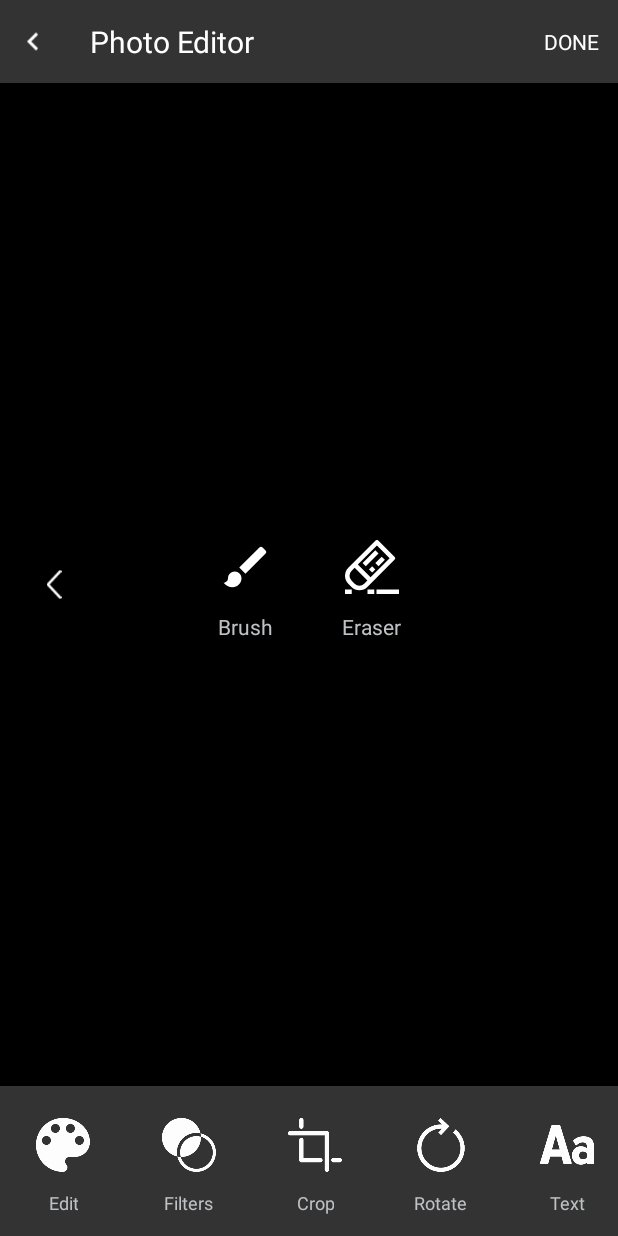
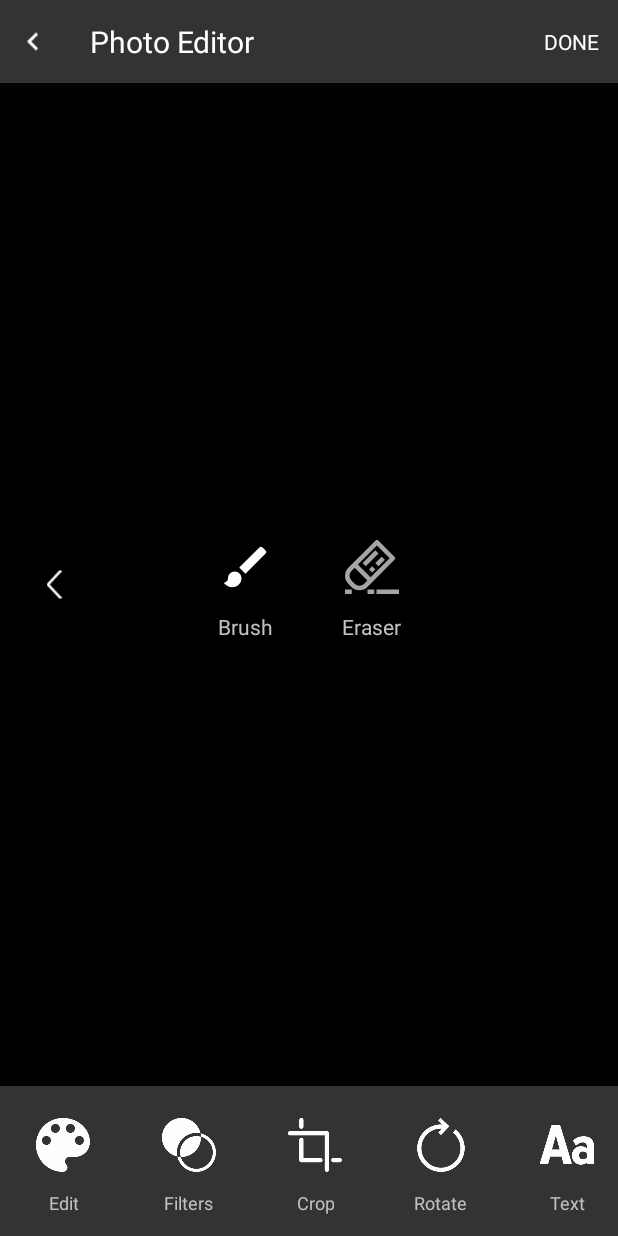
Before and after one commit to iamutkarshtiwari/Ananas, an Android app: the fragment PaintFragment placed in its activity, on a phone screen of 412 x 824 dp. Run offline under Robolectric (Android 15) with nearby library versions, the phone set to English and light mode, and no system bars; our stand-ins replace RxJava; libraries missing offline, so code that uses them is left out: com.theartofdev.edmodo; plain views replace CropImageView; 1 statement that could not run was skipped.

Commit message:
Add eraser toggle

```diff
--- a/ananas/src/main/java/iamutkarshtiwari/github/io/ananas/editimage/fragment/paint/PaintFragment.java
+++ b/ananas/src/main/java/iamutkarshtiwari/github/io/ananas/editimage/fragment/paint/PaintFragment.java
@@ -9,6 +9,7 @@ import android.os.Bundle;
 import android.view.LayoutInflater;
 import android.view.View;
 import android.view.ViewGroup;
+import android.widget.ImageView;
 import android.widget.LinearLayout;
 
 import androidx.annotation.NonNull;
@@ -82,7 +83,6 @@ public class PaintFragment extends BaseEditFragment implements View.OnClickListe
         backToMenu.setOnClickListener(this);
 
         setClickListeners();
-        updateEraserView();
         initStroke();
     }
 
@@ -133,11 +133,8 @@ public class PaintFragment extends BaseEditFragment implements View.OnClickListe
 
     private void toggleEraserView() {
         isEraser = !isEraser;
-        updateEraserView();
-    }
-
-    private void updateEraserView() {
         customPaintView.setEraser(isEraser);
+        ((ImageView) eraserView.findViewById(R.id.eraser_icon)).setImageResource(isEraser ? R.drawable.ic_eraser_enabled : R.drawable.ic_eraser_disabled);
     }
 
     public void savePaintImage() {
--- /dev/null
+++ b/ananas/src/main/res/drawable/ic_eraser_disabled.xml
@@ -0,0 +1,27 @@
+<vector xmlns:android="http://schemas.android.com/apk/res/android"
+    android:width="512dp"
+    android:height="512dp"
+    android:viewportWidth="192"
+    android:viewportHeight="192">
+  <path
+      android:fillColor="#A6A5A5"
+      android:pathData="m175.765,59.23 l-56.565,-56.569a8,8 0,0 0,-11.314 0l-96.171,96.167a40.047,40.047 0,0 0,0 56.569l11.315,11.314a40,40 0,0 0,56.568 0l96.167,-96.166a8,8 0,0 0,0 -11.315zM68.284,155.4a24,24 0,0 1,-33.941 0l-11.314,-11.317a24.027,24.027 0,0 1,0 -33.94l11.314,-11.314 45.257,45.254zM90.912,132.77 L45.657,87.515 113.539,19.632 158.794,64.888z"/>
+  <path
+      android:fillColor="#A6A5A5"
+      android:pathData="m62.614,81.852l45.248,-45.248l11.313,11.313l-45.248,45.248z"/>
+  <path
+      android:fillColor="#A6A5A5"
+      android:pathData="m85.235,104.492l11.313,-11.313l11.311,11.311l-11.313,11.313z"/>
+  <path
+      android:fillColor="#A6A5A5"
+      android:pathData="m107.862,81.859l22.624,-22.624l11.312,11.312l-22.624,22.624z"/>
+  <path
+      android:fillColor="#A6A5A5"
+      android:pathData="m80,176h24v16h-24z"/>
+  <path
+      android:fillColor="#A6A5A5"
+      android:pathData="m0,176h24v16h-24z"/>
+  <path
+      android:fillColor="#A6A5A5"
+      android:pathData="m112,176h80v16h-80z"/>
+</vector>
--- a/ananas/src/main/res/layout/fragment_edit_paint.xml
+++ b/ananas/src/main/res/layout/fragment_edit_paint.xml
@@ -36,9 +36,10 @@
             style="@style/option_style">
 
             <ImageView
+                android:id="@+id/eraser_icon"
                 style="@style/icon_style"
                 android:layout_gravity="center"
-                android:src="@drawable/ic_eraser_1" />
+                android:src="@drawable/ic_eraser_disabled" />
 
             <TextView
                 style="@style/option_text_style"
```
Also changed, not shown: ananas/src/main/res/drawable/ic_eraser_enabled.xml (renamed from ananas/src/main/res/drawable/ic_eraser_1.xml).
